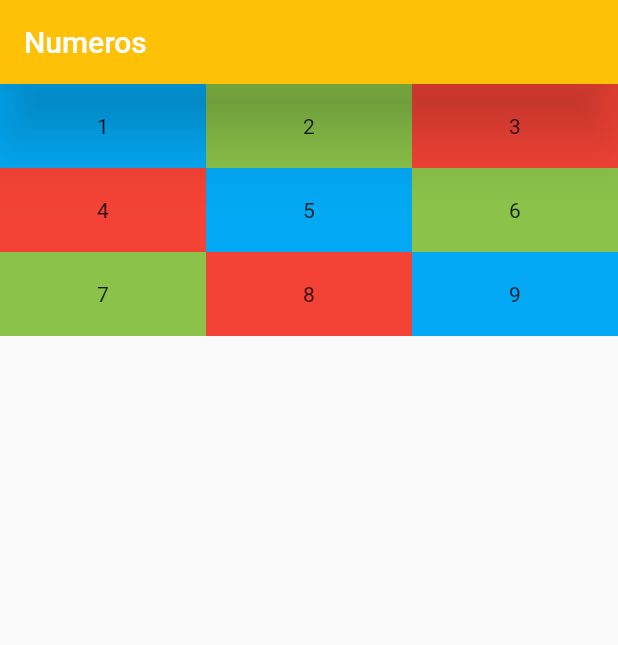
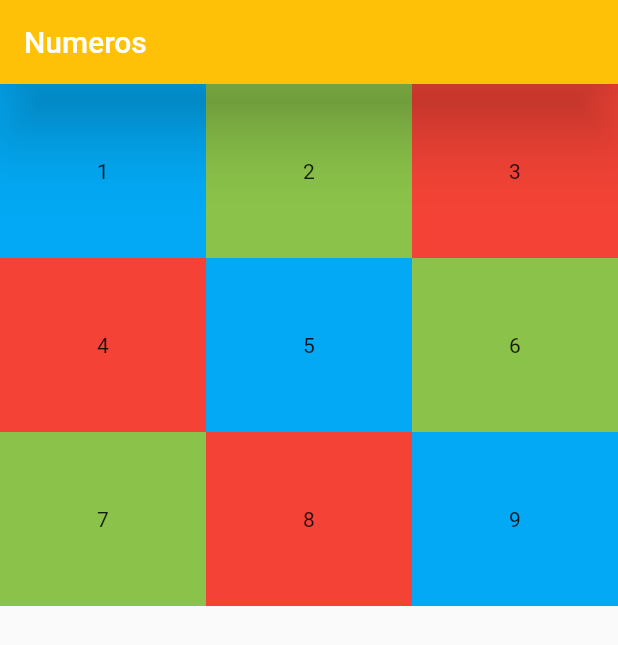
Before and after one commit to asanchezzdam1/22-23_PMDM_Flutter, a Flutter app: the screen it shows after launch, on a phone screen of 412 x 824 dp. Shown: the top 645 px of the screen. Run offline on Flutter 3.47's test engine with Material 2 defaults, Android fonts, the phone set to English and light mode, and no system bars.

Commit message:
Reorganización de ficheros

```diff
--- a/eco_sharing/lib/Screens/home_screen.dart
+++ b/eco_sharing/lib/Screens/1_counter_stateless_screen.dart
@@ -1,7 +1,7 @@
 import 'package:flutter/material.dart';
 
-class HomeScreen extends StatelessWidget {
-  const HomeScreen({super.key});
+class CounterStatelessScreen extends StatelessWidget {
+  const CounterStatelessScreen({super.key});
 
   @override
   Widget build(BuildContext context) {
--- a/eco_sharing/lib/Screens/counter_screen.dart
+++ b/eco_sharing/lib/Screens/2_counter_stateful_screen.dart
@@ -1,7 +1,7 @@
 import 'package:flutter/material.dart';
 
-class CounterScreen extends StatefulWidget {
-  const CounterScreen({super.key});
+class CounterStatefulScreen extends StatefulWidget {
+  const CounterStatefulScreen({super.key});
 
   @override
   State<StatefulWidget> createState() => _CounterScreenState();
--- a/eco_sharing/lib/Screens/numeros.dart
+++ b/eco_sharing/lib/Screens/3_row_col_screen.dart
@@ -1,7 +1,7 @@
 import 'package:flutter/material.dart';
 
-class Numeros extends StatelessWidget {
-  const Numeros({super.key});
+class RowColScreen extends StatelessWidget {
+  const RowColScreen({super.key});
 
   @override
   Widget build(BuildContext context) {
@@ -36,7 +36,7 @@ class Numeros extends StatelessWidget {
     return Expanded(
         child: Container(
             color: color,
-            padding: const EdgeInsets.all(20),
+            padding: const EdgeInsets.all(50),
             child: Text(
               text,
               textAlign: TextAlign.center,
--- a/eco_sharing/lib/main.dart
+++ b/eco_sharing/lib/main.dart
@@ -1,5 +1,4 @@
-// import 'package:eco_sharing/Screens/counter_screen.dart';
-import 'package:eco_sharing/Screens/numeros.dart';
+import 'package:eco_sharing/Screens/3_row_col_screen.dart';
 import 'package:flutter/material.dart';
 
 void main() {
@@ -13,7 +12,7 @@ class EcoSharing extends StatelessWidget {
   Widget build(BuildContext context) {
     return const MaterialApp(
       debugShowCheckedModeBanner: false,
-      home: Numeros(),
+      home: RowColScreen(),
     );
   }
 }
```
